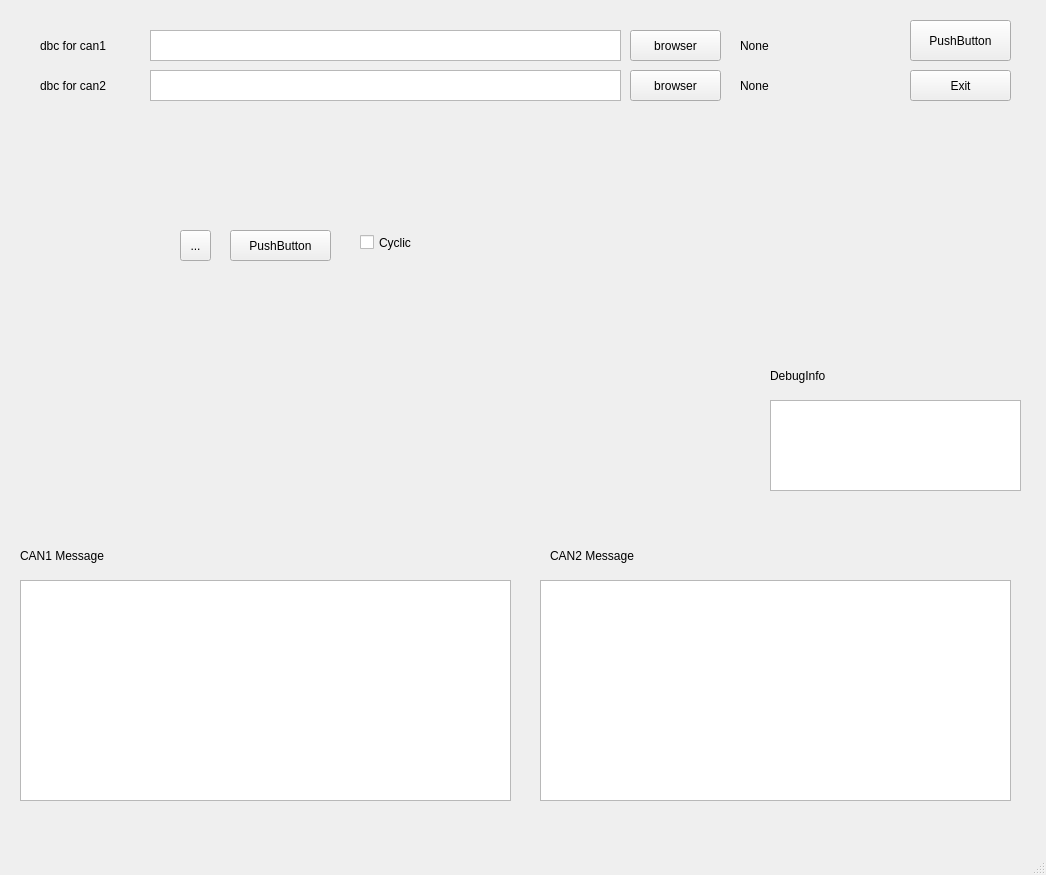
Above: UserInterface/test.ui from bomblebear/BBBCANTools before the change. Below: the same form after it.
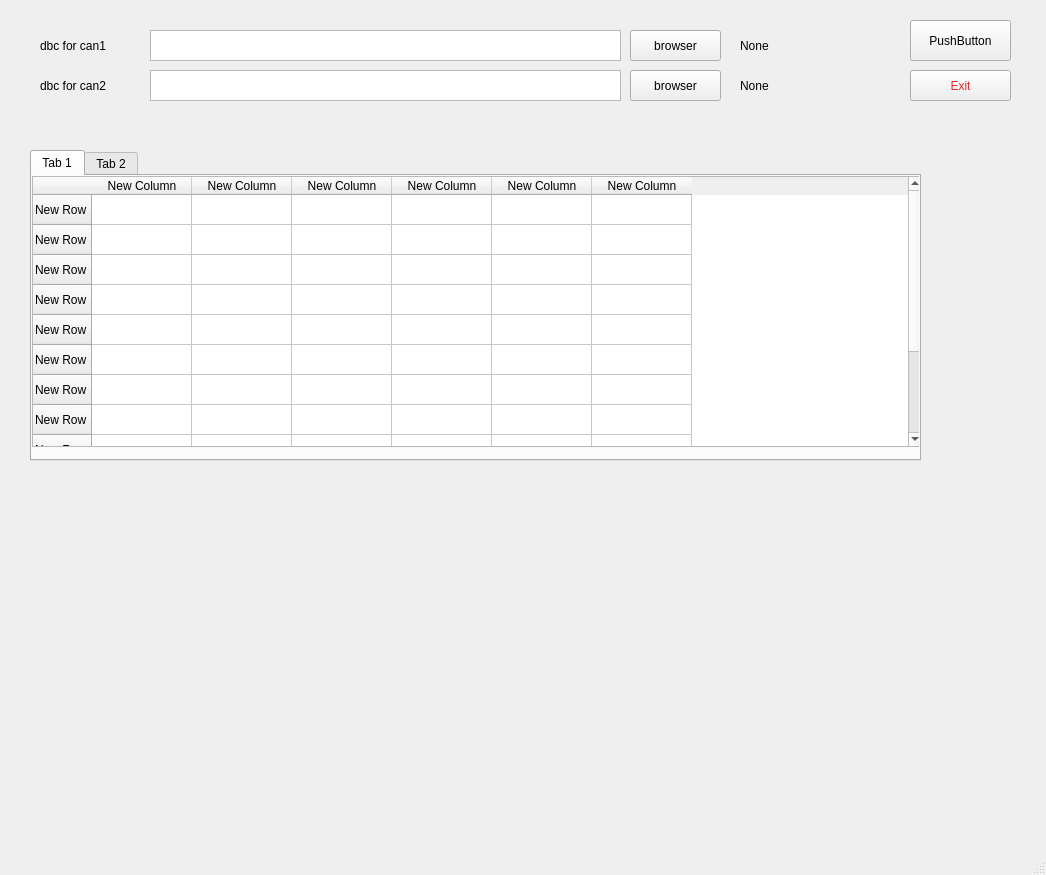
That is the form after the change.

Diff of the .ui file:
```diff
--- a/UserInterface/test.ui
+++ b/UserInterface/test.ui
@@ -38,6 +38,9 @@
     <property name="autoFillBackground">
      <bool>false</bool>
     </property>
+    <property name="styleSheet">
+     <string notr="true">color: rgb(239, 41, 41)</string>
+    </property>
     <property name="text">
      <string>Exit</string>
     </property>
@@ -159,120 +162,244 @@
      <string>None</string>
     </property>
    </widget>
-   <widget class="QTextBrowser" name="textBrowser">
+   <widget class="QTabWidget" name="tabWidget">
     <property name="geometry">
      <rect>
-      <x>20</x>
-      <y>580</y>
-      <width>491</width>
-      <height>221</height>
+      <x>30</x>
+      <y>150</y>
+      <width>891</width>
+      <height>311</height>
      </rect>
     </property>
-   </widget>
-   <widget class="QTextBrowser" name="textBrowser_2">
-    <property name="geometry">
-     <rect>
-      <x>540</x>
-      <y>580</y>
-      <width>471</width>
-      <height>221</height>
-     </rect>
+    <property name="currentIndex">
+     <number>0</number>
     </property>
-    <property name="html">
-     <string>&lt;!DOCTYPE HTML PUBLIC &quot;-//W3C//DTD HTML 4.0//EN&quot; &quot;http://www.w3.org/TR/REC-html40/strict.dtd&quot;&gt;
-&lt;html&gt;&lt;head&gt;&lt;meta name=&quot;qrichtext&quot; content=&quot;1&quot; /&gt;&lt;style type=&quot;text/css&quot;&gt;
-p, li { white-space: pre-wrap; }
-&lt;/style&gt;&lt;/head&gt;&lt;body style=&quot; font-family:'Ubuntu'; font-size:11pt; font-weight:400; font-style:normal;&quot;&gt;
-&lt;p style=&quot;-qt-paragraph-type:empty; margin-top:0px; margin-bottom:0px; margin-left:0px; margin-right:0px; -qt-block-indent:0; text-indent:0px;&quot;&gt;&lt;br /&gt;&lt;/p&gt;&lt;/body&gt;&lt;/html&gt;</string>
-    </property>
-   </widget>
-   <widget class="QPushButton" name="pushButton_2">
-    <property name="geometry">
-     <rect>
-      <x>230</x>
-      <y>230</y>
-      <width>101</width>
-      <height>31</height>
-     </rect>
-    </property>
-    <property name="text">
-     <string>PushButton</string>
-    </property>
-   </widget>
-   <widget class="QCheckBox" name="checkBox">
-    <property name="geometry">
-     <rect>
-      <x>360</x>
-      <y>230</y>
-      <width>71</width>
-      <height>25</height>
-     </rect>
-    </property>
-    <property name="text">
-     <string>Cyclic</string>
-    </property>
-   </widget>
-   <widget class="QToolButton" name="toolButton">
-    <property name="geometry">
-     <rect>
-      <x>180</x>
-      <y>230</y>
-      <width>31</width>
-      <height>31</height>
-     </rect>
-    </property>
-    <property name="text">
-     <string>...</string>
-    </property>
-   </widget>
-   <widget class="QLabel" name="DataBase2_2">
-    <property name="geometry">
-     <rect>
-      <x>20</x>
-      <y>540</y>
-      <width>131</width>
-      <height>31</height>
-     </rect>
-    </property>
-    <property name="text">
-     <string>CAN1 Message</string>
-    </property>
-   </widget>
-   <widget class="QLabel" name="DataBase2_3">
-    <property name="geometry">
-     <rect>
-      <x>550</x>
-      <y>540</y>
-      <width>131</width>
-      <height>31</height>
-     </rect>
-    </property>
-    <property name="text">
-     <string>CAN2 Message</string>
-    </property>
-   </widget>
-   <widget class="QTextBrowser" name="textBrowser_3">
-    <property name="geometry">
-     <rect>
-      <x>770</x>
-      <y>400</y>
-      <width>251</width>
-      <height>91</height>
-     </rect>
-    </property>
-   </widget>
-   <widget class="QLabel" name="DataBase2_4">
-    <property name="geometry">
-     <rect>
-      <x>770</x>
-      <y>360</y>
-      <width>131</width>
-      <height>31</height>
-     </rect>
-    </property>
-    <property name="text">
-     <string>DebugInfo</string>
-    </property>
+    <widget class="QWidget" name="tab">
+     <attribute name="title">
+      <string>Tab 1</string>
+     </attribute>
+     <widget class="QTableWidget" name="tableWidget">
+      <property name="geometry">
+       <rect>
+        <x>0</x>
+        <y>0</y>
+        <width>891</width>
+        <height>271</height>
+       </rect>
+      </property>
+      <row>
+       <property name="text">
+        <string>New Row</string>
+       </property>
+      </row>
+      <row>
+       <property name="text">
+        <string>New Row</string>
+       </property>
+      </row>
+      <row>
+       <property name="text">
+        <string>New Row</string>
+       </property>
+      </row>
+      <row>
+       <property name="text">
+        <string>New Row</string>
+       </property>
+      </row>
+      <row>
+       <property name="text">
+        <string>New Row</string>
+       </property>
+      </row>
+      <row>
+       <property name="text">
+        <string>New Row</string>
+       </property>
+      </row>
+      <row>
+       <property name="text">
+        <string>New Row</string>
+       </property>
+      </row>
+      <row>
+       <property name="text">
+        <string>New Row</string>
+       </property>
+      </row>
+      <row>
+       <property name="text">
+        <string>New Row</string>
+       </property>
+      </row>
+      <row>
+       <property name="text">
+        <string>New Row</string>
+       </property>
+      </row>
+      <row>
+       <property name="text">
+        <string>New Row</string>
+       </property>
+      </row>
+      <row>
+       <property name="text">
+        <string>New Row</string>
+       </property>
+      </row>
+      <column>
+       <property name="text">
+        <string>New Column</string>
+       </property>
+      </column>
+      <column>
+       <property name="text">
+        <string>New Column</string>
+       </property>
+      </column>
+      <column>
+       <property name="text">
+        <string>New Column</string>
+       </property>
+      </column>
+      <column>
+       <property name="text">
+        <string>New Column</string>
+       </property>
+      </column>
+      <column>
+       <property name="text">
+        <string>New Column</string>
+       </property>
+      </column>
+      <column>
+       <property name="text">
+        <string>New Column</string>
+       </property>
+      </column>
+      <item row="0" column="0">
+       <property name="text">
+        <string/>
+       </property>
+       <property name="checkState">
+        <enum>Unchecked</enum>
+       </property>
+      </item>
+     </widget>
+    </widget>
+    <widget class="QWidget" name="tab_2">
+     <attribute name="title">
+      <string>Tab 2</string>
+     </attribute>
+     <widget class="QTableWidget" name="tableWidget_2">
+      <property name="geometry">
+       <rect>
+        <x>0</x>
+        <y>0</y>
+        <width>891</width>
+        <height>271</height>
+       </rect>
+      </property>
+      <row>
+       <property name="text">
+        <string>New Row</string>
+       </property>
+      </row>
+      <row>
+       <property name="text">
+        <string>New Row</string>
+       </property>
+      </row>
+      <row>
+       <property name="text">
+        <string>New Row</string>
+       </property>
+      </row>
+      <row>
+       <property name="text">
+        <string>New Row</string>
+       </property>
+      </row>
+      <row>
+       <property name="text">
+        <string>New Row</string>
+       </property>
+      </row>
+      <row>
+       <property name="text">
+        <string>New Row</string>
+       </property>
+      </row>
+      <row>
+       <property name="text">
+        <string>New Row</string>
+       </property>
+      </row>
+      <row>
+       <property name="text">
+        <string>New Row</string>
+       </property>
+      </row>
+      <row>
+       <property name="text">
+        <string>New Row</string>
+       </property>
+      </row>
+      <row>
+       <property name="text">
+        <string>New Row</string>
+       </property>
+      </row>
+      <row>
+       <property name="text">
+        <string>New Row</string>
+       </property>
+      </row>
+      <row>
+       <property name="text">
+        <string>New Row</string>
+       </property>
+      </row>
+      <column>
+       <property name="text">
+        <string>New Column</string>
+       </property>
+      </column>
+      <column>
+       <property name="text">
+        <string>New Column</string>
+       </property>
+      </column>
+      <column>
+       <property name="text">
+        <string>New Column</string>
+       </property>
+      </column>
+      <column>
+       <property name="text">
+        <string>New Column</string>
+       </property>
+      </column>
+      <column>
+       <property name="text">
+        <string>New Column</string>
+       </property>
+      </column>
+      <column>
+       <property name="text">
+        <string>New Column</string>
+       </property>
+      </column>
+      <item row="0" column="0">
+       <property name="text">
+        <string/>
+       </property>
+       <property name="checkState">
+        <enum>Unchecked</enum>
+       </property>
+      </item>
+     </widget>
+    </widget>
    </widget>
   </widget>
   <widget class="QMenuBar" name="menubar">
```
Left out of the diff: 32 changed lines with no effect on the pictures.
